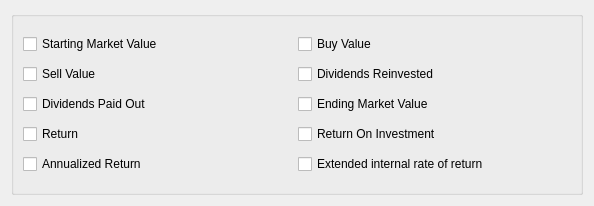
Above: kmymoney/plugins/views/reports/reporttabperformancecolumns.ui from rhabacker/kmymoney before the change. Below: the same form after it.
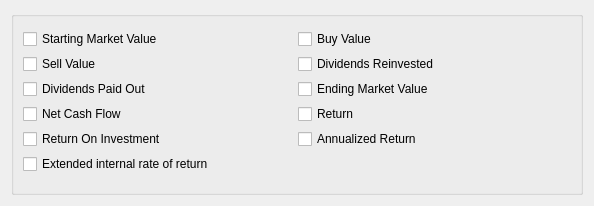
That is the form after the change.

Commit message: Add column for 'net cash flow'

```diff
--- a/kmymoney/plugins/views/reports/reporttabperformancecolumns.ui
+++ b/kmymoney/plugins/views/reports/reporttabperformancecolumns.ui
@@ -33,6 +33,13 @@
         </property>
        </widget>
       </item>
+      <item row="3" column="1">
+       <widget class="QCheckBox" name="m_checkReturn">
+        <property name="text">
+         <string>Return</string>
+        </property>
+       </widget>
+      </item>
       <item row="0" column="1">
        <widget class="QCheckBox" name="m_checkBuys">
         <property name="text">
@@ -69,27 +76,27 @@
        </widget>
       </item>
       <item row="3" column="0">
-       <widget class="QCheckBox" name="m_checkReturn">
+       <widget class="QCheckBox" name="m_checkNetCashFlow">
         <property name="text">
-         <string>Return</string>
+         <string>Net Cash Flow</string>
         </property>
        </widget>
       </item>
-      <item row="3" column="1">
+      <item row="4" column="0">
        <widget class="QCheckBox" name="m_checkReturnInvestment">
         <property name="text">
          <string>Return On Investment</string>
         </property>
        </widget>
       </item>
-      <item row="4" column="0">
+      <item row="4" column="1">
        <widget class="QCheckBox" name="m_checkAnnualizedReturn">
         <property name="text">
          <string>Annualized Return</string>
         </property>
        </widget>
       </item>
-      <item row="4" column="1">
+      <item row="5" column="0">
        <widget class="QCheckBox" name="m_checkExtendedInternalRateOfReturn">
         <property name="text">
          <string>Extended internal rate of return</string>
```
Left out of the diff: 28 changed lines with no effect on the pictures. The commit also changes 7 other files.
